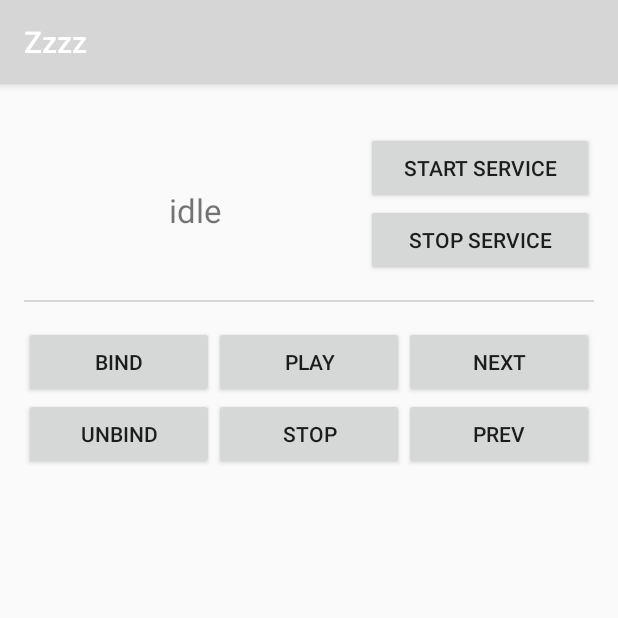
After one commit to haoguanqing/Tests-Misc-for-Android, an Android app: the ServiceActivity screen opened directly, with no data from a screen before it, on a phone screen of 412 x 824 dp, the top half of it. The commit adds this screen. Run offline under Robolectric (Android 15) with nearby library versions, the phone set to English and light mode, and no system bars; our stand-ins replace ButterKnife.

Commit message:
startService and bindService demo

```diff
--- a/app/build.gradle
+++ b/app/build.gradle
@@ -36,7 +36,7 @@ dependencies {
     compile fileTree(include: ['*.jar'], dir: 'libs')
     testCompile 'junit:junit:4.12'
     compile 'com.android.support:appcompat-v7:23.1.1'
-    compile 'com.android.support:design:23.1.1'
+    compile 'com.android.support:design:23.2.1'
     compile 'com.android.support:support-v4:23.1.1'
     compile 'net.dean.jraw:JRAW:0.7.1'
 
--- a/app/src/main/java/com/guanqing/zzzz/HandlerActivity.java
+++ b/app/src/main/java/com/guanqing/zzzz/HandlerActivity.java
@@ -13,14 +13,14 @@ import android.widget.TextView;
 import butterknife.Bind;
 import butterknife.ButterKnife;
 
+/**
+ * a simple counter implemented using thread and handler
+ * maintain the status after device rotation
+ */
 public class HandlerActivity extends AppCompatActivity {
-
-    @Bind(R.id.tvThread)
-    TextView tvThread;
-    @Bind(R.id.btnThread)
-    Button btnStart;
-    @Bind(R.id.btnThread2)
-    Button btnStop;
+    @Bind(R.id.tvThread) TextView tvThread;
+    @Bind(R.id.btnThread) Button btnStart;
+    @Bind(R.id.btnThread2) Button btnStop;
 
     Handler handler;
     private Thread thread;
@@ -35,8 +35,8 @@ public class HandlerActivity extends AppCompatActivity {
         ButterKnife.bind(this);
 
         handler = new Handler(Looper.getMainLooper());
+        setListeners();
 
-        setListeners();
         if (savedInstanceState != null){
             count = savedInstanceState.getInt("COUNT");
             isRunning = savedInstanceState.getBoolean("INTERRUPTED");
@@ -107,8 +107,8 @@ public class HandlerActivity extends AppCompatActivity {
             android.os.Process.setThreadPriority(Process.THREAD_PRIORITY_BACKGROUND);
 
             try {
-                while (i < 3600) {
-                    Thread.sleep(200);
+                while (i < 36000) {
+                    Thread.sleep(100);
                     Log.d("HGQ", i++ + "");
 
                     handler.post(new Runnable() {
--- a/app/src/main/java/com/guanqing/zzzz/broadcast/BroadcastActivity.java
+++ b/app/src/main/java/com/guanqing/zzzz/broadcast/BroadcastActivity.java
@@ -20,9 +20,9 @@ public class BroadcastActivity extends AppCompatActivity {
 
         //reciever registered dynamically has higher priority
         //but only registered after running the codes
-        IntentFilter filter = new IntentFilter("BC_NORMAL");
+        /*IntentFilter filter = new IntentFilter("BC_NORMAL");
         MyReciever2 reciever = new MyReciever2();
-        registerReceiver(reciever, filter);
+        registerReceiver(reciever, filter);*/
     }
 
     public void sendBroadcast(View v){
--- a/app/src/main/java/com/guanqing/zzzz/ZhihuDB.java
+++ b/app/src/main/java/com/guanqing/zzzz/db/ZhihuDB.java
@@ -1,4 +1,4 @@
-package com.guanqing.zzzz;
+package com.guanqing.zzzz.db;
 
 import android.content.Context;
 import android.database.sqlite.SQLiteDatabase;
--- a/app/src/main/java/com/guanqing/zzzz/ZhihuDBHelper.java
+++ b/app/src/main/java/com/guanqing/zzzz/db/ZhihuDBHelper.java
@@ -1,4 +1,4 @@
-package com.guanqing.zzzz;
+package com.guanqing.zzzz.db;
 
 import android.content.Context;
 import android.database.Cursor;
--- /dev/null
+++ b/app/src/main/java/com/guanqing/zzzz/service/ServiceActivity.java
@@ -0,0 +1,89 @@
+package com.guanqing.zzzz.service;
+
+import android.app.Service;
+import android.content.ComponentName;
+import android.content.Intent;
+import android.content.ServiceConnection;
+import android.os.Bundle;
+import android.os.IBinder;
+import android.support.v7.app.AppCompatActivity;
+import android.view.View;
+import android.widget.Button;
+
+import com.guanqing.zzzz.R;
+
+import butterknife.Bind;
+import butterknife.ButterKnife;
+
+public class ServiceActivity extends AppCompatActivity {
+
+    @Bind(R.id.btnStartS) Button btnStartS;
+    @Bind(R.id.btnStopS) Button btnStopS;
+    @Bind(R.id.btnBindS) Button btnBindS;
+    @Bind(R.id.btnUnbindS) Button btnUnbindS;
+    @Bind(R.id.btnPlay) Button btnPlay;
+    @Bind(R.id.btnPrev) Button btnPrev;
+    @Bind(R.id.btnNext) Button btnNext;
+    @Bind(R.id.btnStop) Button btnStop;
+
+    @Override
+    protected void onCreate(Bundle savedInstanceState) {
+        super.onCreate(savedInstanceState);
+        setContentView(R.layout.activity_service);
+        ButterKnife.bind(this);
+    }
+
+    Intent intent1;
+    Intent intent2;
+    MyBindService service;
+    ServiceConnection conn = new ServiceConnection() {
+        @Override
+        public void onServiceConnected(ComponentName componentName, IBinder binder) {
+            service = ((MyBindService.MyBinder)binder).getService();
+        }
+
+        @Override
+        public void onServiceDisconnected(ComponentName componentName) {
+
+        }
+    };
+    public void onClick(View v){
+        switch (v.getId()){
+            case R.id.btnStartS:
+                intent1 = new Intent(ServiceActivity.this, MyStartService.class);
+                startService(intent1);
+                break;
+            case R.id.btnStopS:
+                stopService(intent1);
+                break;
+            case R.id.btnBindS:
+                intent2 = new Intent(ServiceActivity.this, MyBindService.class);
+                bindService(intent2, conn, Service.BIND_AUTO_CREATE);
+                break;
+            case R.id.btnUnbindS:
+                unbindService(conn);
+                break;
+            case R.id.btnPlay:
+                service.play();
+                break;
+            case R.id.btnStop:
+                service.stop();
+                break;
+            case R.id.btnNext:
+                service.next();
+                break;
+            case R.id.btnPrev:
+                service.prev();
+                break;
+            default:
+                break;
+        }
+    }
+
+    @Override
+    protected void onDestroy() {
+        super.onDestroy();
+        stopService(intent1);
+        unbindService(conn);
+    }
+}
--- /dev/null
+++ b/app/src/main/res/layout/activity_service.xml
@@ -0,0 +1,139 @@
+<?xml version="1.0" encoding="utf-8"?>
+<LinearLayout xmlns:android="http://schemas.android.com/apk/res/android"
+    xmlns:tools="http://schemas.android.com/tools"
+    android:layout_width="match_parent"
+    android:layout_height="match_parent"
+    android:orientation="vertical"
+    android:paddingBottom="@dimen/activity_vertical_margin"
+    android:paddingLeft="@dimen/activity_horizontal_margin"
+    android:paddingRight="@dimen/activity_horizontal_margin"
+    android:paddingTop="@dimen/activity_vertical_margin"
+    tools:context=".service.ServiceActivity">
+
+    <LinearLayout
+        android:layout_width="match_parent"
+        android:layout_height="120dp"
+        android:layout_marginTop="8dp"
+        android:weightSum="5"
+        android:orientation="horizontal">
+
+        <TextView
+            android:layout_width="match_parent"
+            android:layout_height="match_parent"
+            android:id="@+id/tvThread"
+            android:textSize="22sp"
+            android:layout_weight="2"
+            android:gravity="center"
+            android:text="idle"/>
+
+        <LinearLayout
+            android:layout_width="match_parent"
+            android:layout_height="match_parent"
+            android:layout_marginTop="8dp"
+            android:layout_weight="3"
+            android:orientation="vertical">
+
+            <Button
+                android:layout_width="match_parent"
+                android:layout_height="wrap_content"
+                android:id="@+id/btnStartS"
+                android:layout_gravity="center_horizontal"
+                android:onClick="onClick"
+                android:text="start service"/>
+
+            <Button
+                android:layout_width="match_parent"
+                android:layout_height="wrap_content"
+                android:id="@+id/btnStopS"
+                android:onClick="onClick"
+                android:layout_gravity="center_horizontal"
+                android:text="stop service"/>
+        </LinearLayout>
+    </LinearLayout>
+
+    <View
+        android:layout_width="match_parent"
+        android:layout_height="1dp"
+        android:background="@color/colorPrimaryDark"/>
+
+    <LinearLayout
+        android:layout_width="match_parent"
+        android:layout_height="wrap_content"
+        android:layout_marginTop="8dp"
+        android:weightSum="3"
+        android:orientation="horizontal">
+
+        <LinearLayout
+            android:layout_width="wrap_content"
+            android:layout_height="wrap_content"
+            android:layout_marginTop="8dp"
+            android:layout_weight="1"
+            android:orientation="vertical">
+
+            <Button
+                android:layout_width="match_parent"
+                android:layout_height="wrap_content"
+                android:id="@+id/btnBindS"
+                android:onClick="onClick"
+                android:layout_gravity="center_horizontal"
+                android:text="bind"/>
+
+            <Button
+                android:layout_width="match_parent"
+                android:layout_height="wrap_content"
+                android:id="@+id/btnUnbindS"
+                android:onClick="onClick"
+                android:layout_gravity="center_horizontal"
+                android:text="unbind"/>
+        </LinearLayout>
+
+        <LinearLayout
+            android:layout_width="wrap_content"
+            android:layout_height="wrap_content"
+            android:layout_marginTop="8dp"
+            android:layout_weight="1"
+            android:orientation="vertical">
+
+            <Button
+                android:layout_width="match_parent"
+                android:layout_height="wrap_content"
+                android:id="@+id/btnPlay"
+                android:onClick="onClick"
+                android:layout_gravity="center_horizontal"
+                android:text="play"/>
+
+            <Button
+                android:layout_width="match_parent"
+                android:layout_height="wrap_content"
+                android:id="@+id/btnStop"
+                android:onClick="onClick"
+                android:layout_gravity="center_horizontal"
+                android:text="stop"/>
+        </LinearLayout>
+
+        <LinearLayout
+            android:layout_width="wrap_content"
+            android:layout_height="wrap_content"
+            android:layout_marginTop="8dp"
+            android:layout_weight="1"
+            android:orientation="vertical">
+
+            <Button
+                android:layout_width="match_parent"
+                android:layout_height="wrap_content"
+                android:id="@+id/btnNext"
+                android:onClick="onClick"
+                android:layout_gravity="center_horizontal"
+                android:text="next"/>
+
+            <Button
+                android:layout_width="match_parent"
+                android:layout_height="wrap_content"
+                android:id="@+id/btnPrev"
+                android:onClick="onClick"
+                android:layout_gravity="center_horizontal"
+                android:text="prev"/>
+        </LinearLayout>
+    </LinearLayout>
+
+</LinearLayout>
--- a/imgur_api2/build.gradle
+++ b/imgur_api2/build.gradle
@@ -21,7 +21,6 @@ android {
 dependencies {
     compile fileTree(dir: 'libs', include: ['*.jar'])
     testCompile 'junit:junit:4.12'
-    compile 'com.android.support:appcompat-v7:23.1.1'
 
     compile project(":imgur_models")
 
```
Also changed, not shown: app/src/main/AndroidManifest.xml (+11 -11 lines), app/src/main/java/com/guanqing/zzzz/MainActivity.java (+11 -1 lines), app/src/main/java/com/guanqing/zzzz/service/MyBindService.java (added, +64 -0 lines), app/src/main/java/com/guanqing/zzzz/service/MyStartService.java (added, +38 -0 lines), app/src/main/res/layout/activity_handler.xml (+29 -10 lines), app/src/main/res/layout/content_main.xml (+7 -7 lines), 2 other files.
